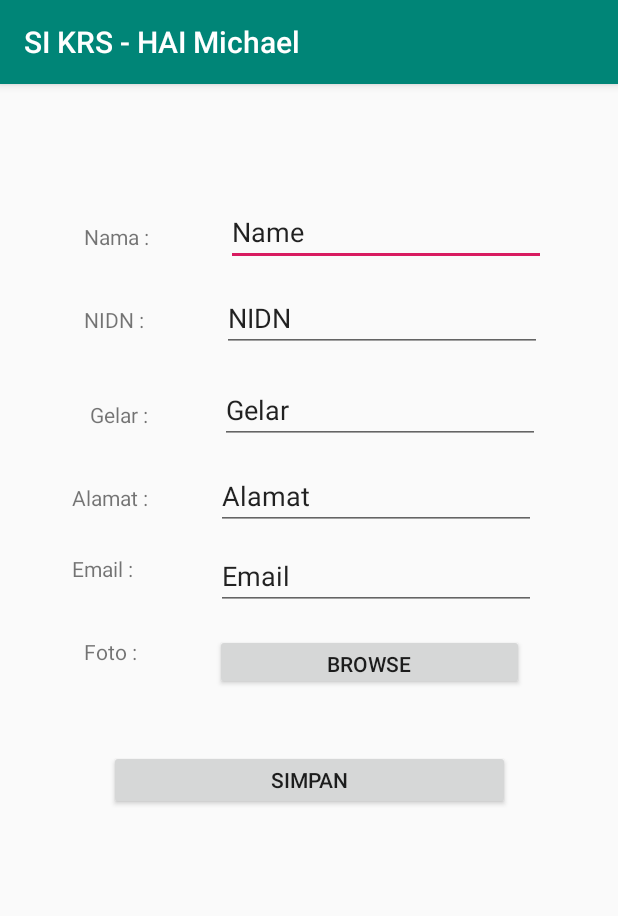
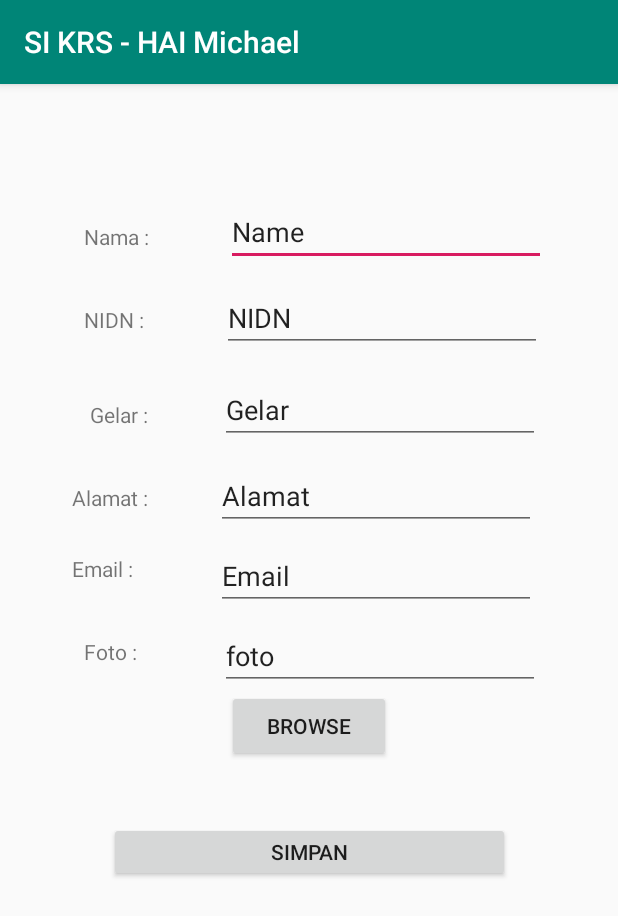
Before and after one commit to michaelgerardi/AplikasiKRS, an Android app: the Tambah_Dosen screen opened directly, with no data from a screen before it, on a phone screen of 412 x 824 dp. Shown: the top 916 px of the screen. Run offline under Robolectric (Android 15) with nearby library versions, the phone set to English and light mode, and no system bars.

Commit message:
post data update dan delete

```diff
--- a/app/src/main/java/com/example/aplikasikrs/EditDosenActivity.java
+++ b/app/src/main/java/com/example/aplikasikrs/EditDosenActivity.java
@@ -31,7 +31,7 @@ public class EditDosenActivity extends AppCompatActivity {
                     { Toast.makeText(EditDosenActivity.this, "Tidak Menyimpan", Toast.LENGTH_SHORT).show(); } })
                     .setPositiveButton("Yes", new DialogInterface.OnClickListener() { public void onClick(DialogInterface dialog, int which)
                     { Toast.makeText(EditDosenActivity.this, "Behasil Menyimpan !!", Toast.LENGTH_SHORT).show();
-                        Intent intent = new Intent(EditDosenActivity.this,DaftarIsiActivity.class);
+                        Intent intent = new Intent(EditDosenActivity.this,Cruddosen.class);
                         startActivity(intent);
                     }});
             AlertDialog dialog = builder.create(); dialog.show();
--- a/app/src/main/java/com/example/aplikasikrs/Network/GetDataService.java
+++ b/app/src/main/java/com/example/aplikasikrs/Network/GetDataService.java
@@ -18,6 +18,25 @@ public interface GetDataService {
     @GET("/api/progmob/dosen/{nim_progmob}")
     Call<ArrayList<Dosen>> getDosenAll(@Path("nim_progmob") String nim_progmob);
     //Call<List<Dosen>> getDosenAll(@Query("nim_progmob") String nim_progmob);
+
+    @FormUrlEncoded
+    @POST("api/progmob/dosen/delete")
+    Call<DefaultResult> delete_dosen(
+        @Field("id")String id,
+        @Field("nim_progmob") String nim_progmob
+    );
+    @FormUrlEncoded
+    @POST("api/progmob/dosen/update")
+    Call<DefaultResult> update_dosen(
+            @Field("id") String id,
+            @Field("nama") String nama,
+            @Field("nidn") String nidn,
+            @Field("alamat") String alamat,
+            @Field("email") String email,
+            @Field("gelar") String gelar,
+            @Field("foto") String foto,
+            @Field("nim_progmob") String nim_progmob
+    );
 
     @FormUrlEncoded
     @POST("/api/progmob/dosen/create")
--- a/app/src/main/res/layout/activity_tambah__dosen.xml
+++ b/app/src/main/res/layout/activity_tambah__dosen.xml
@@ -133,14 +133,12 @@
 
     <Button
         android:id="@+id/btn_cari_foto"
-        android:layout_width="206dp"
-        android:layout_height="37dp"
-        android:layout_marginTop="16dp"
+        android:layout_width="109dp"
+        android:layout_height="48dp"
         android:text="Browse"
         app:layout_constraintEnd_toEndOf="parent"
-        app:layout_constraintHorizontal_bias="0.44"
-        app:layout_constraintStart_toEndOf="@+id/textView39"
-        app:layout_constraintTop_toBottomOf="@+id/txt_email_dosen_1" />
+        app:layout_constraintStart_toStartOf="parent"
+        app:layout_constraintTop_toBottomOf="@+id/txt_foto_dosen" />
 
     <Button
         android:id="@+id/btn_simpan_dosen"
@@ -151,4 +149,16 @@
         app:layout_constraintEnd_toEndOf="parent"
         app:layout_constraintStart_toStartOf="parent"
         app:layout_constraintTop_toBottomOf="@+id/btn_cari_foto" />
+
+    <EditText
+        android:id="@+id/txt_foto_dosen"
+        android:layout_width="wrap_content"
+        android:layout_height="wrap_content"
+        android:layout_marginTop="8dp"
+        android:ems="10"
+        android:inputType="textPersonName"
+        android:text="foto"
+        app:layout_constraintEnd_toEndOf="parent"
+        app:layout_constraintStart_toEndOf="@+id/textView39"
+        app:layout_constraintTop_toBottomOf="@+id/txt_email_dosen_1" />
 </androidx.constraintlayout.widget.ConstraintLayout>
```
Also changed, not shown: app/src/main/java/com/example/aplikasikrs/Adapter/DosenAdapter.java (+13 -1 lines), app/src/main/java/com/example/aplikasikrs/Cruddosen.java (+50 -3 lines), app/src/main/java/com/example/aplikasikrs/Tambah_Dosen.java (+82 -11 lines).
